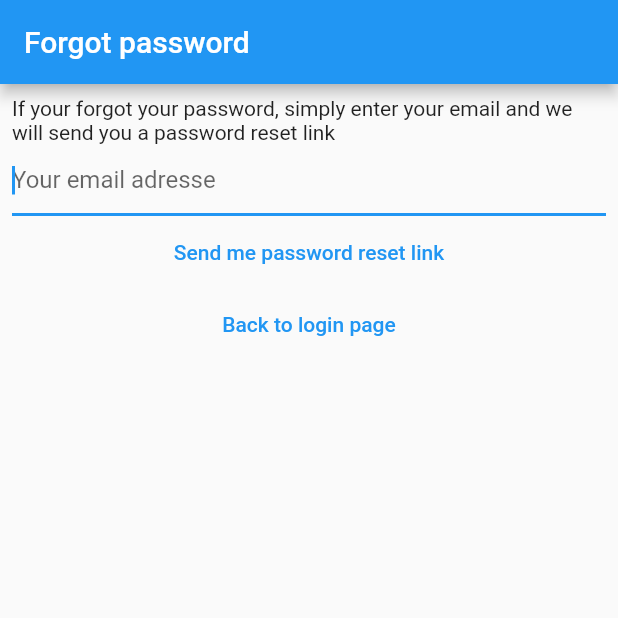
After one commit to Harley755/flutter-mynotes, a Flutter app: the screen it shows after launch, after a tap on "I forgot my password", on a phone screen of 412 x 824 dp, the top half of it. The commit adds this screen. Run offline on Flutter 3.47's test engine with Material 2 defaults, Android fonts, the phone set to English and light mode, and no system bars; our stand-ins replace bloc, cloud_firestore, equatable, firebase_auth, firebase_core, flutter_bloc and 1 more; accounts and stored records are empty; network calls fail.

Commit message:
add forgot password functionality

```diff
--- /dev/null
+++ b/lib/helpers/loading/loading_screen_controller.dart
@@ -0,0 +1,15 @@
+import 'package:flutter/foundation.dart' show immutable;
+
+typedef CloseLoadingScreen = bool Function();
+typedef UpdateLoadingScreen = bool Function(String text);
+
+@immutable
+class LoadingScreenController {
+  final CloseLoadingScreen close;
+  final UpdateLoadingScreen update;
+
+  const LoadingScreenController({
+    required this.close,
+    required this.update,
+  });
+}
--- a/lib/main.dart
+++ b/lib/main.dart
@@ -1,11 +1,13 @@
 import 'package:flutter/material.dart';
 import 'package:flutter_bloc/flutter_bloc.dart';
 import 'package:mynotes/contants/routes.dart';
+import 'package:mynotes/helpers/loading/loading_screen.dart';
 import 'package:mynotes/services/auth/auth_service.dart';
 import 'package:mynotes/services/auth/bloc/auth_bloc.dart';
 import 'package:mynotes/services/auth/bloc/auth_event.dart';
 import 'package:mynotes/services/auth/bloc/auth_state.dart';
 import 'package:mynotes/services/auth/firebase_auth_provider.dart';
+import 'package:mynotes/views/forgot_password_view.dart';
 import 'package:mynotes/views/login_view.dart';
 import 'package:mynotes/views/notes/create_update_note_view.dart';
 import 'package:mynotes/views/notes/notes_view.dart';
@@ -39,7 +41,17 @@ class HomePage extends StatelessWidget {
   @override
   Widget build(BuildContext context) {
     context.read<AuthBloc>().add(const AuthEventInitialize());
-    return BlocBuilder<AuthBloc, AuthState>(
+    return BlocConsumer<AuthBloc, AuthState>(
+      listener: (context, state) {
+        if (state.isLoading) {
+          LoadingScreen().show(
+            context: context,
+            text: state.loadingText ?? 'Please wait a moment',
+          );
+        } else {
+          LoadingScreen().hide();
+        }
+      },
       builder: (context, state) {
         if (state is AuthStateLoggedIn) {
           return const NotesView();
@@ -49,6 +61,8 @@ class HomePage extends StatelessWidget {
           return const LoginView();
         } else if (state is AuthStateRegistering) {
           return const RegisterView();
+        } else if (state is AuthStateForgotPassword) {
+          return const ForgotPasswordView();
         } else {
           return const Scaffold(body: CircularProgressIndicator());
         }
--- a/lib/services/auth/auth_provider.dart
+++ b/lib/services/auth/auth_provider.dart
@@ -10,4 +10,5 @@ abstract class AuthProvider {
   });
   Future<void> logOut();
   Future<void> sendEmailVerification();
+  Future<void> sendPasswordReset({required String toEmail});
 }
--- a/lib/services/auth/auth_service.dart
+++ b/lib/services/auth/auth_service.dart
@@ -33,4 +33,10 @@ class AuthService implements AuthProvider {
 
   @override
   Future<void> initialize() => provider.initialize();
+
+  @override
+  Future<void> sendPasswordReset({required String toEmail}) =>
+      provider.sendPasswordReset(
+        toEmail: toEmail,
+      );
 }
--- a/lib/services/auth/bloc/auth_bloc.dart
+++ b/lib/services/auth/bloc/auth_bloc.dart
@@ -6,8 +6,46 @@ import 'package:mynotes/services/auth/bloc/auth_event.dart';
 import 'package:mynotes/services/auth/bloc/auth_state.dart';
 
 class AuthBloc extends Bloc<AuthEvent, AuthState> {
-  AuthBloc(AuthProvider provider) : super(const AuthStateUninitialized()) {
-    // SEED EMAIL VERIFICATION
+  AuthBloc(AuthProvider provider)
+      : super(const AuthStateUninitialized(isLoading: true)) {
+    // FORGOT PASSWORD
+    on<AuthEventForgotPassword>((event, emit) async {
+      emit(const AuthStateForgotPassword(
+        exception: null,
+        hasSentEmail: false,
+        isLoading: false,
+      ));
+      final email = event.email;
+      if (email == null) {
+        return; // User just want to got to forgot-password screen
+      }
+
+      // User wants to actually send a forgot-password email
+      emit(const AuthStateForgotPassword(
+        exception: null,
+        hasSentEmail: false,
+        isLoading: true,
+      ));
+
+      bool didSendEmail;
+      Exception? exception;
+      try {
+        await provider.sendPasswordReset(toEmail: email);
+        didSendEmail = true;
+        exception = null;
+      } on Exception catch (e) {
+        didSendEmail = false;
+        exception = e;
+      }
+
+      emit(AuthStateForgotPassword(
+        exception: exception,
+        hasSentEmail: didSendEmail,
+        isLoading: false,
+      ));
+    });
+
+    // SEND EMAIL VERIFICATION
     on<AuthEventSendEmailVerification>((event, emit) async {
       await provider.sendEmailVerification();
       emit(state);
@@ -20,9 +58,9 @@ class AuthBloc extends Bloc<AuthEvent, AuthState> {
       try {
         await provider.createUser(email: email, password: password);
         await provider.sendEmailVerification();
-        emit(const AuthStateNeedsVerification());
+        emit(const AuthStateNeedsVerification(isLoading: false));
       } on Exception catch (e) {
-        emit(AuthStateRegistering(e));
+        emit(AuthStateRegistering(exception: e, isLoading: false));
       }
     });
 
@@ -33,25 +71,32 @@ class AuthBloc extends Bloc<AuthEvent, AuthState> {
       if (user == null) {
         emit(const AuthStateLoggedOut(exception: null, isLoading: false));
       } else if (!user.isEmailVerified) {
-        emit(const AuthStateNeedsVerification());
+        emit(const AuthStateNeedsVerification(isLoading: false));
       } else {
-        emit(AuthStateLoggedIn(user));
+        emit(AuthStateLoggedIn(
+          user: user,
+          isLoading: false,
+        ));
       }
     });
 
     // LOG IN
     on<AuthEventLogin>((event, emit) async {
-      emit(const AuthStateLoggedOut(exception: null, isLoading: true));
+      emit(const AuthStateLoggedOut(
+        exception: null,
+        isLoading: true,
+        loadingText: "Please wait while I log you in",
+      ));
       final email = event.email;
       final password = event.password;
       try {
         final user = await provider.logIn(email: email, password: password);
         if (!user!.isEmailVerified) {
           emit(const AuthStateLoggedOut(exception: null, isLoading: false));
-          emit(const AuthStateNeedsVerification());
+          emit(const AuthStateNeedsVerification(isLoading: false));
         } else {
           emit(const AuthStateLoggedOut(exception: null, isLoading: false));
-          emit(AuthStateLoggedIn(user));
+          emit(AuthStateLoggedIn(user: user, isLoading: false));
         }
       } on Exception catch (e) {
         emit(AuthStateLoggedOut(exception: e, isLoading: false));
--- a/lib/services/auth/bloc/auth_event.dart
+++ b/lib/services/auth/bloc/auth_event.dart
@@ -32,6 +32,11 @@ class AuthEventLogin extends AuthEvent {
   );
 }
 
+class AuthEventForgotPassword extends AuthEvent {
+  final String? email;
+  const AuthEventForgotPassword({this.email});
+}
+
 class AuthEventLogOut extends AuthEvent {
   const AuthEventLogOut();
 }
--- a/lib/services/auth/bloc/auth_state.dart
+++ b/lib/services/auth/bloc/auth_state.dart
@@ -4,35 +4,60 @@ import 'package:equatable/equatable.dart';
 
 @immutable
 abstract class AuthState {
-  const AuthState();
+  final bool isLoading;
+  final String? loadingText;
+  const AuthState({
+    required this.isLoading,
+    this.loadingText = "Please wait a moment",
+  });
 }
 
 class AuthStateUninitialized extends AuthState {
-  const AuthStateUninitialized();
+  const AuthStateUninitialized({
+    required bool isLoading,
+  }) : super(isLoading: isLoading);
 }
 
 class AuthStateRegistering extends AuthState {
   final Exception? exception;
-  const AuthStateRegistering(this.exception);
+  const AuthStateRegistering({
+    required this.exception,
+    required isLoading,
+  }) : super(isLoading: isLoading);
 }
 
-class AuthStateLoading extends AuthState {
-  const AuthStateLoading();
+class AuthStateForgotPassword extends AuthState {
+  final Exception? exception;
+  final bool hasSentEmail;
+
+  const AuthStateForgotPassword({
+    required this.exception,
+    required this.hasSentEmail,
+    required bool isLoading,
+  }) : super(isLoading: isLoading);
 }
 
 class AuthStateLoggedIn extends AuthState {
   final AuthUser user;
-  const AuthStateLoggedIn(this.user);
+  const AuthStateLoggedIn({
+    required this.user,
+    required bool isLoading,
+  }) : super(isLoading: isLoading);
 }
 
 class AuthStateNeedsVerification extends AuthState {
-  const AuthStateNeedsVerification();
+  const AuthStateNeedsVerification({
+    required bool isLoading,
+  }) : super(isLoading: isLoading);
 }
 
 class AuthStateLoggedOut extends AuthState with EquatableMixin {
   final Exception? exception;
-  final bool isLoading;
-  const AuthStateLoggedOut({required this.exception, required this.isLoading});
+  const AuthStateLoggedOut({
+    required this.exception,
+    required bool isLoading,
+    String? loadingText,
+  }) : super(isLoading: isLoading, loadingText: loadingText);
 
   @override
   List<Object?> get props => [exception, isLoading];
--- /dev/null
+++ b/lib/utilities/dialogs/password_reset_send_email_dialog.dart
@@ -0,0 +1,14 @@
+import 'package:flutter/material.dart';
+import 'package:mynotes/utilities/dialogs/generic_dialog.dart';
+
+Future<void> showPasswordResetSentDialog(BuildContext context) {
+  return showGenericDialog<void>(
+    context: context,
+    title: 'Password Reset',
+    content:
+        'We have now sent you a password reset link. Please check your email for more information',
+    optionsBuilder: () => {
+      'Ok': null,
+    },
+  );
+}
--- /dev/null
+++ b/lib/views/forgot_password_view.dart
@@ -0,0 +1,90 @@
+import 'package:flutter/material.dart';
+import 'package:flutter_bloc/flutter_bloc.dart';
+import 'package:mynotes/services/auth/bloc/auth_bloc.dart';
+import 'package:mynotes/services/auth/bloc/auth_event.dart';
+import 'package:mynotes/services/auth/bloc/auth_state.dart';
+import 'package:mynotes/utilities/dialogs/error_dialog.dart';
+import 'package:mynotes/utilities/dialogs/password_reset_send_email_dialog.dart';
+
+class ForgotPasswordView extends StatefulWidget {
+  const ForgotPasswordView({super.key});
+
+  @override
+  State<ForgotPasswordView> createState() => _ForgotPasswordViewState();
+}
+
+class _ForgotPasswordViewState extends State<ForgotPasswordView> {
+  late final TextEditingController _controller;
+
+  @override
+  void initState() {
+    _controller = TextEditingController();
+    super.initState();
+  }
+
+  @override
+  void dispose() {
+    _controller.dispose();
+    super.dispose();
+  }
+
+  @override
+  Widget build(BuildContext context) {
+    return BlocListener<AuthBloc, AuthState>(
+      listener: (context, state) async {
+        if (state is AuthStateForgotPassword) {
+          if (state.hasSentEmail) {
+            _controller.clear();
+            await showPasswordResetSentDialog(context);
+          }
+          if (state.exception != null) {
+            // ignore: use_build_context_synchronously
+            await showErrorDialog(
+              context,
+              'We could not process your request. Please make sure that you are a registered user, or if not, registre a user now by going back one step',
+            );
+          }
+        }
+      },
+      child: Scaffold(
+        appBar: AppBar(
+          title: const Text('Forgot password'),
+        ),
+        body: Padding(
+          padding: const EdgeInsets.all(8.0),
+          child: Column(
+            children: [
+              const Text(
+                'If your forgot your password, simply enter your email and we will send you a password reset link',
+              ),
+              TextField(
+                controller: _controller,
+                keyboardType: TextInputType.emailAddress,
+                autocorrect: false,
+                autofocus: true,
+                decoration: const InputDecoration(
+                  hintText: 'Your email adresse',
+                ),
+              ),
+              TextButton(
+                onPressed: () {
+                  final email = _controller.text;
+                  context
+                      .read<AuthBloc>()
+                      .add(AuthEventForgotPassword(email: email));
+                },
+                child: const Text('Send me password reset link'),
+              ),
+              TextButton(
+                onPressed: () async {
+                  context.read<AuthBloc>().add(const AuthEventLogOut());
+                },
+                child: const Text('Back to login page'),
+              ),
+            ],
+          ),
+        ),
+      ),
+    );
+  }
+}
--- a/lib/views/login_view.dart
+++ b/lib/views/login_view.dart
@@ -44,24 +44,15 @@ class _LoginViewState extends State<LoginView> {
     return BlocListener<AuthBloc, AuthState>(
       listener: (context, state) async {
         if (state is AuthStateLoggedOut) {
-          final closeDialog = _closeDialogHandle;
-
-          if (!state.isLoading && closeDialog != null) {
-            closeDialog();
-            _closeDialogHandle = null;
-          } else if (state.isLoading && closeDialog == null) {
-            _closeDialogHandle = showLoadingDialog(
-              context: context,
-              text: "Loading...",
+          if (state.exception is UserNotFoundAuthExceptions) {
+            await showErrorDialog(
+              context,
+              'Cannot find a user with the entered credentials',
             );
-          }
-
-          if (state.exception is UserNotFoundAuthExceptions) {
-            await showErrorDialog(context, "User not found");
           } else if (state.exception is WrongPasswordAuthExceptions) {
-            await showErrorDialog(context, "Wrong credentials");
+            await showErrorDialog(context, 'Wrong credentials');
           } else if (state.exception is GenericAuthExceptions) {
-            await showErrorDialog(context, "Authentification error");
+            await showErrorDialog(context, 'Authentification error');
           }
         }
       },
@@ -69,7 +60,9 @@ class _LoginViewState extends State<LoginView> {
         appBar: AppBar(
           title: const Text('Login'),
         ),
-        body: Column(
+        body: Padding(
+          padding: const EdgeInsets.all(16.0),
+          child: Column(
             children: [
               TextField(
                 keyboardType: TextInputType.emailAddress,
@@ -98,7 +91,13 @@ class _LoginViewState extends State<LoginView> {
                 child: const Text("Login"),
               ),
               TextButton(
-              onPressed: () async {
+                onPressed: () {
+                  context.read<AuthBloc>().add(const AuthEventForgotPassword());
+                },
+                child: const Text('I forgot my password'),
+              ),
+              TextButton(
+                onPressed: () {
                   context.read<AuthBloc>().add(const AuthEventShouldRegister());
                 },
                 child: const Text('Not register yet? Register here !'),
@@ -106,6 +105,7 @@ class _LoginViewState extends State<LoginView> {
             ],
           ),
         ),
+      ),
     );
   }
 }
```
Also changed, not shown: lib/helpers/loading/loading_screen.dart (added, +102 -0 lines), lib/services/auth/firebase_auth_provider.dart (+18 -0 lines). Lines whose indentation alone changed are shown as unchanged.
